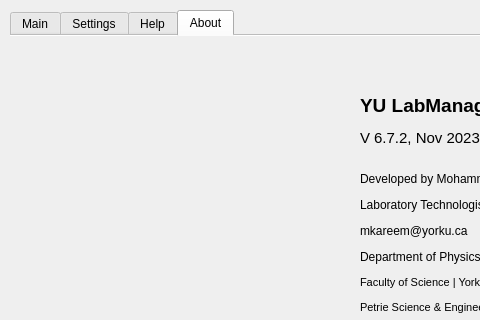
This is assets/YorkULabSeating.ui in tdgskinner/yorku-phys-lab-seating as Qt 5 draws it before an edit; both pictures show x 0 to 480 and y 0 to 320 of the 765 by 488 pixel window. The edited form follows.
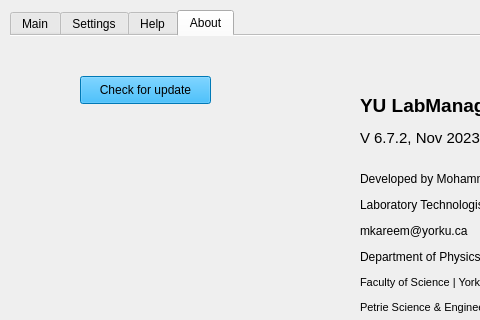
This is the edited form. The open tabs and pages were chosen to show the change. Icons and pictures are not drawn.

Commit message: check_for_update implemented

```diff
--- a/assets/YorkULabSeating.ui
+++ b/assets/YorkULabSeating.ui
@@ -875,6 +875,22 @@
        <bool>true</bool>
       </property>
      </widget>
+     <widget class="QPushButton" name="pushButton_update_check">
+      <property name="geometry">
+       <rect>
+        <x>70</x>
+        <y>40</y>
+        <width>131</width>
+        <height>28</height>
+       </rect>
+      </property>
+      <property name="styleSheet">
+       <string notr="true">background-color: rgb(0, 170, 255)</string>
+      </property>
+      <property name="text">
+       <string>Check for update</string>
+      </property>
+     </widget>
     </widget>
    </widget>
   </widget>
```
The commit also changes 1 other file.
